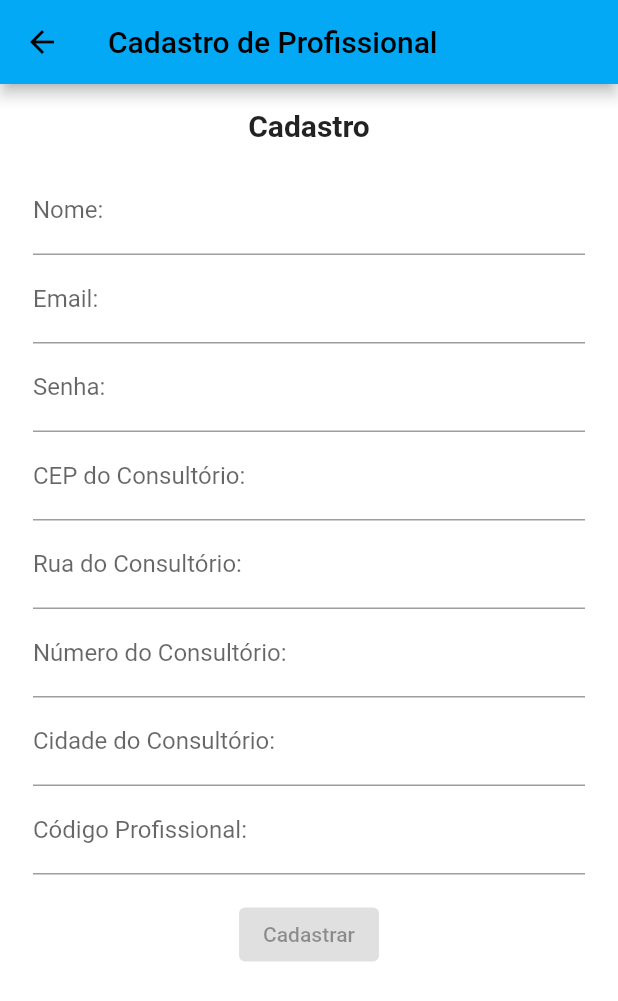
After one commit to GABRIEL-ASSYS/HealthArch-Flutter-2.0, a Flutter app: the screen it shows after launch, tab 2 chosen, after a tap on "Cadastro Profissional", on a phone screen of 412 x 824 dp. The commit adds this screen. Shown: the top 1001 px of the screen. Run offline on Flutter 3.47's test engine with Material 2 defaults, Android fonts, the phone set to English and light mode, and no system bars; statements that could not run were skipped.

Commit message:
adicionando cadastro_cliente_screen e cadastro_profissional_screen

```diff
--- a/lib/main.dart
+++ b/lib/main.dart
@@ -1,5 +1,5 @@
 import 'package:flutter/material.dart';
-import 'package:health_arch/screens/home_screen.dart';
+import 'package:health_arch/screens/Home/home_screen.dart';
 
 void main() => runApp(MaterialApp(
       home: const HomeScreen(),
--- /dev/null
+++ b/lib/screens/Cadastro/cadastro_profissional_screen.dart
@@ -0,0 +1,100 @@
+import 'package:flutter/material.dart';
+
+class CadastroProfissionalScreen extends StatefulWidget {
+  const CadastroProfissionalScreen({super.key});
+
+  @override
+  CadastroProfissionalScreenState createState() => CadastroProfissionalScreenState();
+}
+
+class CadastroProfissionalScreenState extends State<CadastroProfissionalScreen> {
+  TextEditingController nomeProfissionalController = TextEditingController();
+  TextEditingController emailProfissionalController = TextEditingController();
+  TextEditingController senhaProfissionalController = TextEditingController();
+  TextEditingController cepProfissionalController = TextEditingController();
+  TextEditingController ruaProfissionalController = TextEditingController();
+  TextEditingController numeroProfissionalController = TextEditingController();
+  TextEditingController cidadeProfissionalController = TextEditingController();
+  TextEditingController codigoProfissionalClienteController = TextEditingController();
+
+  void adicionarCliente {
+
+  }
+
+  @override
+  Widget build(BuildContext context) {
+    return Scaffold(
+      appBar: AppBar(
+        title: const Text('Cadastro de Profissional'),
+      ),
+      body: SingleChildScrollView(
+        child: Center(
+          child: Container(
+            constraints: const BoxConstraints(maxWidth: 400),
+            padding: const EdgeInsets.all(16.0),
+            child: Column(
+              crossAxisAlignment: CrossAxisAlignment.start,
+              children: <Widget>[
+                const Center(
+                  child: Text(
+                    'Cadastro',
+                    style: TextStyle(
+                      fontSize: 20,
+                      fontWeight: FontWeight.bold,
+                    ),
+                  ),
+                ),
+                const SizedBox(height: 16.0),
+                Form(
+                  child: Column(
+                    children: [
+                      TextFormField(
+                        controller: nomeProfissionalController,
+                        decoration: const InputDecoration(labelText: 'Nome:'),
+                      ),
+                      TextFormField(
+                        controller: emailProfissionalController,
+                        decoration: const InputDecoration(labelText: 'Email:'),
+                      ),
+                      TextFormField(
+                        controller: senhaProfissionalController,
+                        decoration: const InputDecoration(labelText: 'Senha:'),
+                      ),
+                      TextFormField(
+                        controller: cepProfissionalController,
+                        decoration: const InputDecoration(labelText: 'CEP do Consultório:'),
+                      ),
+                      TextFormField(
+                        controller: ruaProfissionalController,
+                        decoration: const InputDecoration(labelText: 'Rua do Consultório:'),
+                      ),
+                      TextFormField(
+                        controller: numeroProfissionalController,
+                        decoration: const InputDecoration(labelText: 'Número do Consultório:'),
+                      ),
+                      TextFormField(
+                        controller: cidadeProfissionalController,
+                        decoration: const InputDecoration(labelText: 'Cidade do Consultório:'),
+                      ),
+                      TextFormField(
+                        controller: codigoProfissionalClienteController,
+                        decoration: const InputDecoration(labelText: 'Código Profissional:'),
+                      ),
+                    ],
+                  ),
+                ),
+                const SizedBox(height: 16.0),
+                Center(
+                  child: ElevatedButton(
+                    onPressed: adicionarCliente,
+                    child: const Text('Cadastrar'),
+                  ),
+                )
+              ],
+            ),
+          ),
+        ),
+      ),
+    );
+  }
+}
--- /dev/null
+++ b/lib/screens/Cadastro/cadastro_screen.dart
@@ -0,0 +1,48 @@
+import 'package:flutter/material.dart';
+
+import 'cadastro_cliente_screen.dart';
+import 'cadastro_profissional_screen.dart';
+
+class CadastroScreen extends StatefulWidget {
+  const CadastroScreen({super.key});
+
+  @override
+  CadastroScreenState createState() => CadastroScreenState();
+}
+
+class CadastroScreenState extends State<CadastroScreen> {
+  @override
+  Widget build(BuildContext context) {
+    return Scaffold(
+      appBar: AppBar(
+        title: const Text('Cadastro'),
+      ),
+      body: Center(
+        child: Column(
+          mainAxisAlignment: MainAxisAlignment.center,
+          children: [
+            ElevatedButton(
+              onPressed: () {
+                Navigator.push(
+                  context,
+                  MaterialPageRoute(builder: (context) => const CadastroClienteScreen()),
+                );
+              },
+              child: const Text('Cadastro Cliente'),
+            ),
+            const SizedBox(height: 16.0),
+            ElevatedButton(
+              onPressed: () {
+                Navigator.push(
+                  context,
+                  MaterialPageRoute(builder: (context) => const CadastroProfissionalScreen()),
+                );
+              },
+              child: const Text('Cadastro Profissional'),
+            ),
+          ],
+        ),
+      ),
+    );
+  }
+}
--- a/lib/screens/consultas_screen.dart
+++ b/lib/screens/Consultas/consultas_screen.dart
@@ -1,5 +1,5 @@
 import 'package:flutter/material.dart';
-import 'package:health_arch/screens/adicionar_consultas_screen.dart';
+import 'package:health_arch/screens/Consultas/adicionar_consultas_screen.dart';
 
 class ConsultasScreen extends StatefulWidget {
   const ConsultasScreen({super.key});
--- a/lib/screens/home_screen.dart
+++ b/lib/screens/Home/home_screen.dart
@@ -1,5 +1,6 @@
 import 'package:flutter/material.dart';
-import 'login_screen.dart';
+import 'package:health_arch/screens/Cadastro/cadastro_screen.dart';
+import '../Login/login_screen.dart';
 
 class HomeScreen extends StatefulWidget {
   const HomeScreen({super.key});
@@ -47,9 +48,9 @@ class HomeScreenState extends State<HomeScreen> with SingleTickerProviderStateMi
       ),
       body: TabBarView(
         controller: _tabController,
-        children: <Widget>[
-          const LoginScreen(),
-          cadastro_screen(),
+        children: const <Widget>[
+          LoginScreen(),
+          CadastroScreen(),
         ],
       ),
     );
```
Also changed, not shown: lib/screens/Cadastro/cadastro_cliente_screen.dart (added, +95 -0 lines), lib/screens/Consultas/adicionar_consultas_screen.dart (renamed from lib/screens/adicionar_consultas_screen.dart, +5 -5 lines), lib/screens/cadastro_screen.dart (deleted, +0 -17 lines), lib/screens/Login/login_screen.dart (renamed from lib/screens/login_screen.dart).
